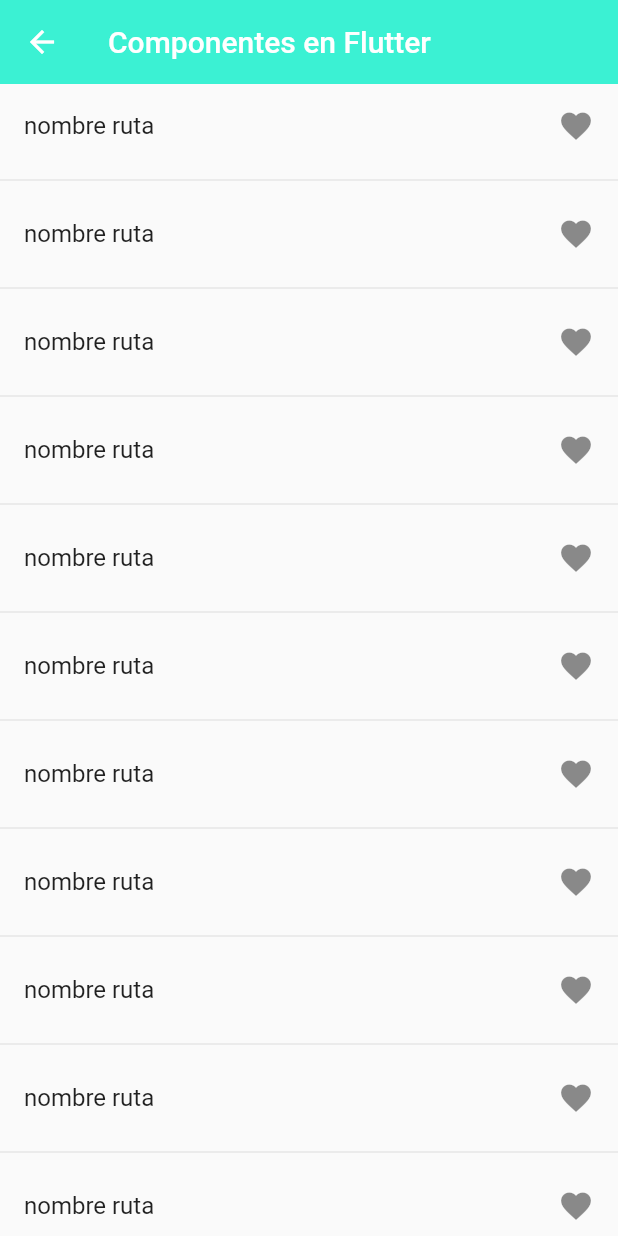
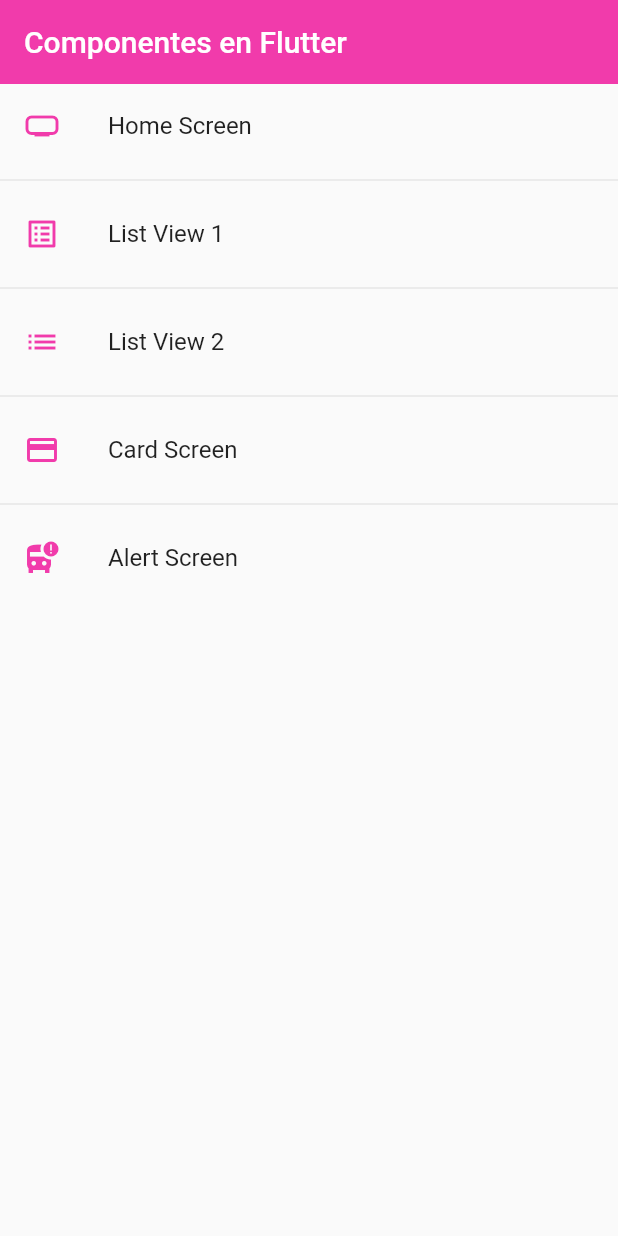
Before and after one commit to SamaritanoDev/flutter-basico, a Flutter app: the screen it shows after launch, on a phone screen of 412 x 824 dp. Run offline on Flutter 3.47's test engine with Material 2 defaults, Android fonts, the light colour scheme and no system bars.

Commit message:
apptheme y corrigiendo el appRoutes

```diff
--- a/appflutterbasico/lib/main.dart
+++ b/appflutterbasico/lib/main.dart
@@ -1,5 +1,5 @@
-import 'package:appflutterbasico/screens/router.dart';
-import 'package:appflutterbasico/screens/variables.dart';
+import 'package:appflutterbasico/router/app_routes.dart';
+import 'package:appflutterbasico/theme/theme.dart';
 
 import 'package:flutter/material.dart';
 
@@ -13,13 +13,10 @@ class MyApp extends StatelessWidget {
     return MaterialApp(
       debugShowCheckedModeBanner: false,
       title: 'Material App',
-      theme: ThemeData(
-        primaryColor: colorpink,
-      ),
-      //home: const CardScreen(),
       initialRoute: AppRoutes.initialRoute,
-      routes: AppRoutes.routes,
+      routes: AppRoutes.getAppRoutes(),
       onGenerateRoute: AppRoutes.onGenerateRoute,
+      theme: AppTheme.lightTheme,
     );
   }
 }
--- /dev/null
+++ b/appflutterbasico/lib/models/menu_options.dart
@@ -0,0 +1,15 @@
+import 'package:flutter/material.dart' show IconData, Widget;
+
+class MenuOption {
+  final String route;
+  final IconData icon;
+  final String name;
+  final Widget screen;
+
+  MenuOption({
+    required this.route,
+    required this.icon,
+    required this.name,
+    required this.screen,
+  });
+}
--- /dev/null
+++ b/appflutterbasico/lib/models/models.dart
@@ -0,0 +1 @@
+export 'package:appflutterbasico/models/menu_options.dart';
--- /dev/null
+++ b/appflutterbasico/lib/router/app_routes.dart
@@ -0,0 +1,61 @@
+import 'package:appflutterbasico/models/models.dart';
+import 'package:appflutterbasico/screens/screens.dart';
+
+import 'package:flutter/material.dart';
+
+class AppRoutes {
+  static const initialRoute = 'home';
+
+  static final menuOption = <MenuOption>[
+    MenuOption(
+        route: 'home',
+        name: 'Home Screen',
+        screen: const HomeScreen(),
+        icon: Icons.home_max_sharp),
+    MenuOption(
+        route: 'listView1',
+        name: 'List View 1',
+        screen: const ListView1Screen(),
+        icon: Icons.list_alt),
+    MenuOption(
+        route: 'listView2',
+        name: 'List View 2',
+        screen: const ListView2Screen(),
+        icon: Icons.list),
+    MenuOption(
+        route: 'cardscreen',
+        name: 'Card Screen',
+        screen: const CardScreen(),
+        icon: Icons.credit_card),
+    MenuOption(
+        route: 'alertscreen',
+        name: 'Alert Screen',
+        screen: const AlertScreen(),
+        icon: Icons.bus_alert_sharp)
+  ];
+
+  static Map<String, Widget Function(BuildContext)> getAppRoutes() {
+    Map<String, Widget Function(BuildContext)> appRoutes = {};
+
+    for (final option in menuOption) {
+      appRoutes.addAll({
+        option.route: (BuildContext context) => option.screen,
+      });
+    }
+    return appRoutes;
+  }
+
+  //}static Map<String, Widget Function(BuildContext)> routes = {
+  //}  '/home': (BuildContext context) => const HomeScreen(),
+  //}  '/listView1': (BuildContext context) => const ListView1Screen(),
+  //}  '/listView2': (BuildContext context) => const ListView2Screen(),
+  //}  '/cardscreen': (BuildContext context) => const CardScreen(),
+  //}  '/alertscreen': (BuildContext context) => const AlertScreen(),
+  //}};
+
+  static Route<dynamic> onGenerateRoute(RouteSettings settings) {
+    return MaterialPageRoute(
+      builder: (context) => const AlertScreen(),
+    );
+  }
+}
--- a/appflutterbasico/lib/screens/home_screen.dart
+++ b/appflutterbasico/lib/screens/home_screen.dart
@@ -1,4 +1,6 @@
-import 'package:appflutterbasico/screens/variables.dart';
+import 'package:appflutterbasico/router/app_routes.dart';
+import 'package:appflutterbasico/theme/theme.dart';
+
 import 'package:flutter/material.dart';
 
 class HomeScreen extends StatelessWidget {
@@ -6,24 +8,28 @@ class HomeScreen extends StatelessWidget {
 
   @override
   Widget build(BuildContext context) {
+    final menuOptions = AppRoutes.menuOption;
     return Scaffold(
         appBar: AppBar(
           title: const Text('Componentes en Flutter'),
-          backgroundColor: colorjade,
-          elevation: 0,
         ),
         body: ListView.separated(
             itemBuilder: (context, index) => ListTile(
-                trailing: const Icon(Icons.favorite),
-                title: const Text('nombre ruta'),
+                leading: Icon(menuOptions[index].icon, color: AppTheme.primary),
+                title: Text(menuOptions[index].name),
                 onTap: () {
                   //final route = MaterialPageRoute(
                   //  builder: (context) => const ListView1Screen()
                   //);
                   //Navigator.push(context, route );
-                  Navigator.pushNamed(context, '/home');
+                  Navigator.pushNamed(
+                    context,
+                    menuOptions[index].route
+                  );
                 }),
             separatorBuilder: (_, __) => const Divider(),
-            itemCount: 100));
+            itemCount: menuOptions.length
+        )
+    );
   }
 }
--- a/appflutterbasico/lib/screens/list_view1_screen.dart
+++ b/appflutterbasico/lib/screens/list_view1_screen.dart
@@ -8,8 +8,7 @@ class ListView1Screen extends StatelessWidget {
   Widget build(BuildContext context) {
     return Scaffold(
         appBar: AppBar(
-          title: const Text('ListView1'),
-          backgroundColor: Colors.deepPurpleAccent,
+          title: const Text('ListView1')
         ),
         body: ListView(
           children: [
--- a/appflutterbasico/lib/screens/list_view2_screen.dart
+++ b/appflutterbasico/lib/screens/list_view2_screen.dart
@@ -1,4 +1,4 @@
-import 'package:appflutterbasico/screens/variables.dart';
+
 import 'package:flutter/material.dart';
 
 class ListView2Screen extends StatelessWidget {
@@ -11,8 +11,6 @@ class ListView2Screen extends StatelessWidget {
     return Scaffold(
         appBar: AppBar(
           title: const Text('ListView2'),
-          backgroundColor: colorpink,
-          elevation: 0,
         ),
         body: ListView.separated(
           itemCount: options.length,
--- a/appflutterbasico/lib/screens/router.dart
+++ /dev/null
@@ -1,21 +0,0 @@
-import 'package:appflutterbasico/screens/screens.dart';
-
-import 'package:flutter/material.dart';
-
-class AppRoutes {
-  static const initialRoute = '/home';
-
-  static Map<String, Widget Function(BuildContext)> routes = {
-    '/home': (BuildContext context) => const HomeScreen(),
-    '/listView1': (BuildContext context) => const ListView1Screen(),
-    '/listView2': (BuildContext context) => const ListView2Screen(),
-    '/cardscreen': (BuildContext context) => const CardScreen(),
-    '/alertscreen': (BuildContext context) => const AlertScreen(),
-  };
-
-  static Route<dynamic>  onGenerateRoute(RouteSettings settings) {
-        return MaterialPageRoute(
-          builder: (context) => const AlertScreen(),
-          );
-      }
-}
--- /dev/null
+++ b/appflutterbasico/lib/theme/theme.dart
@@ -0,0 +1,10 @@
+import 'package:flutter/material.dart';
+
+class AppTheme {
+  static const Color primary = Color.fromARGB(255, 241, 59, 171);
+
+  static final ThemeData lightTheme = ThemeData(
+      primaryColor: primary,
+      appBarTheme: const AppBarTheme(color: primary, elevation: 0)
+  );
+}
```
